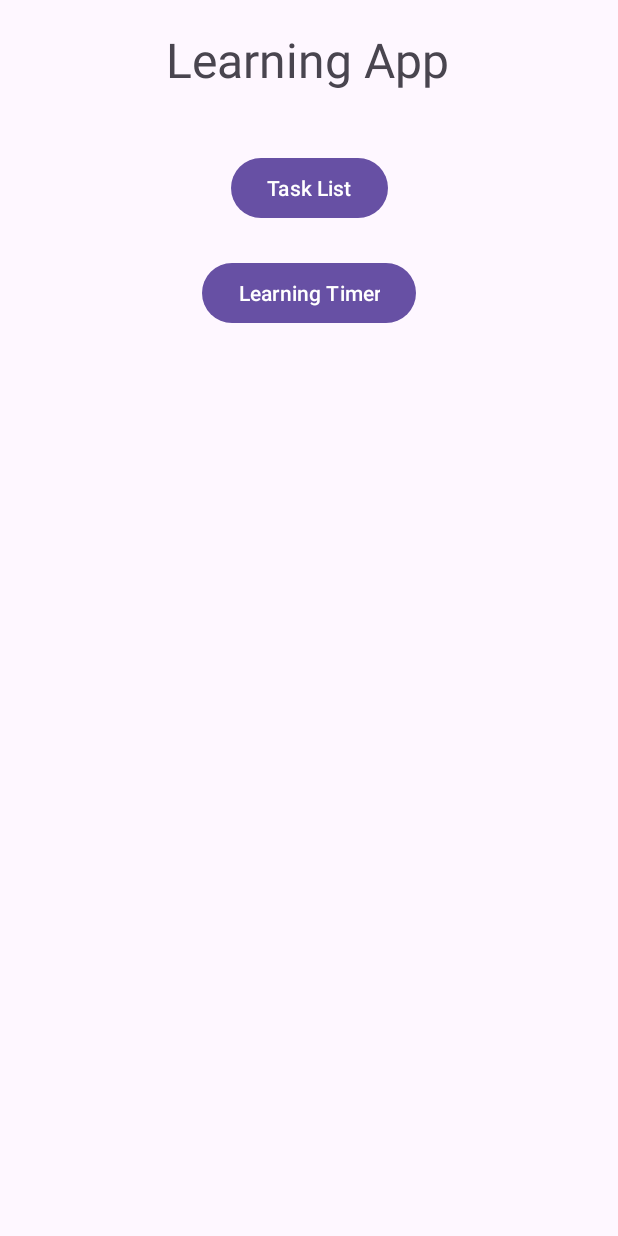
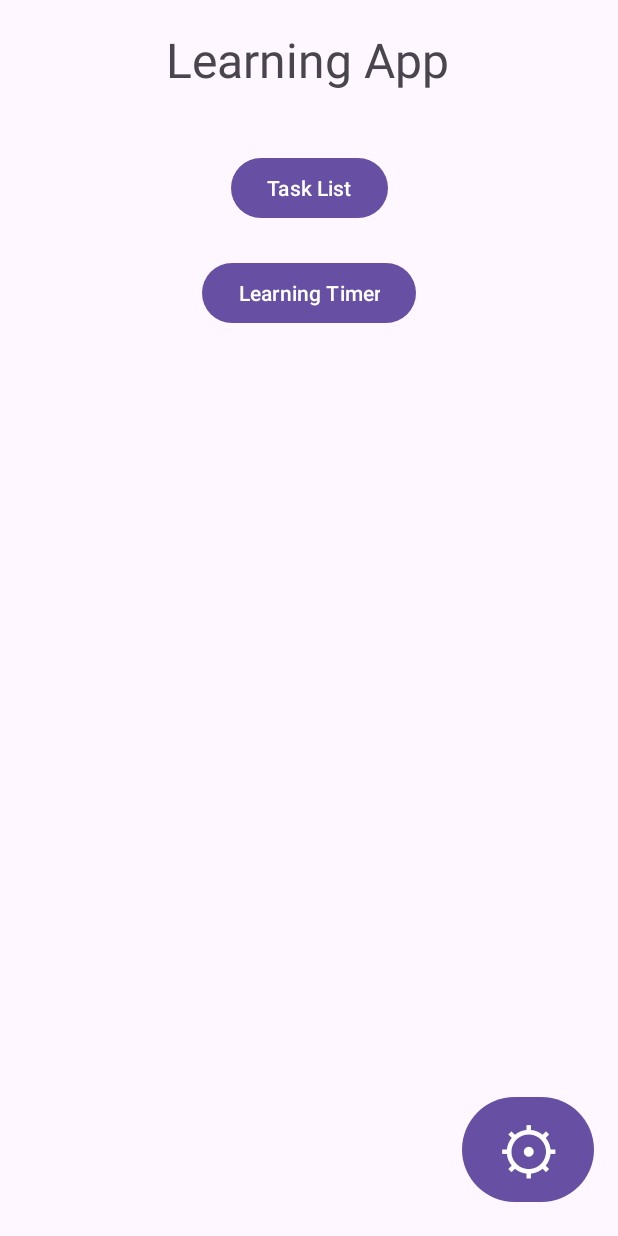
Before and after one commit to 4zazel/LearningApp, an Android app: the screen it shows after launch (MainActivity), on a phone screen of 412 x 824 dp. Run offline under Robolectric (Android 15) with nearby library versions, the phone set to English and light mode, and no system bars.

Commit message:
Added a settings button (need to change icon) (Need to fix task list still)

```diff
--- a/app/src/main/AndroidManifest.xml
+++ b/app/src/main/AndroidManifest.xml
@@ -12,6 +12,9 @@
         android:supportsRtl="true"
         android:theme="@style/Theme.LearningApp"
         tools:targetApi="31">
+        <activity
+            android:name=".SettingsActivity"
+            android:exported="false" />
         <activity
             android:name=".CreateTaskActivity"
             android:exported="false" />
--- a/app/src/main/java/com/michal/learningapp/MainActivity.java
+++ b/app/src/main/java/com/michal/learningapp/MainActivity.java
@@ -14,6 +14,7 @@ import androidx.core.view.WindowInsetsCompat;
 public class MainActivity extends AppCompatActivity {
 
     Button TaskButton;
+    Button SettingsButton;
 
     @Override
     protected void onCreate(Bundle savedInstanceState) {
@@ -27,6 +28,7 @@ public class MainActivity extends AppCompatActivity {
         });
 
         TaskButton = (Button) findViewById(R.id.Taskbtn);
+        SettingsButton = (Button) findViewById(R.id.settingsbtn);
 
         TaskButton.setOnClickListener(new View.OnClickListener() {
             @Override
@@ -34,5 +36,12 @@ public class MainActivity extends AppCompatActivity {
                 startActivity(new Intent(MainActivity.this, TaskActivity.class));
             }
         });
+
+        SettingsButton.setOnClickListener(new View.OnClickListener() {
+            @Override
+            public void onClick(View view) {
+                startActivity(new Intent(MainActivity.this, SettingsActivity.class));
+            }
+        });
     }
 }
--- a/app/src/main/res/layout/activity_main.xml
+++ b/app/src/main/res/layout/activity_main.xml
@@ -41,4 +41,17 @@
         app:layout_constraintStart_toStartOf="parent"
         app:layout_constraintTop_toTopOf="parent"
         app:layout_constraintVertical_bias="0.221" />
+
+    <Button
+        android:id="@+id/settingsbtn"
+        android:layout_width="wrap_content"
+        android:layout_height="wrap_content"
+        android:text="⚙"
+        android:textSize="42sp"
+        app:layout_constraintBottom_toBottomOf="parent"
+        app:layout_constraintEnd_toEndOf="parent"
+        app:layout_constraintHorizontal_bias="0.95"
+        app:layout_constraintStart_toStartOf="parent"
+        app:layout_constraintTop_toTopOf="parent"
+        app:layout_constraintVertical_bias="0.975" />
 </androidx.constraintlayout.widget.ConstraintLayout>
```
Also changed, not shown: app/src/main/java/com/michal/learningapp/SettingsActivity.java (added, +24 -0 lines), app/src/main/res/layout/activity_settings.xml (added, +17 -0 lines).
